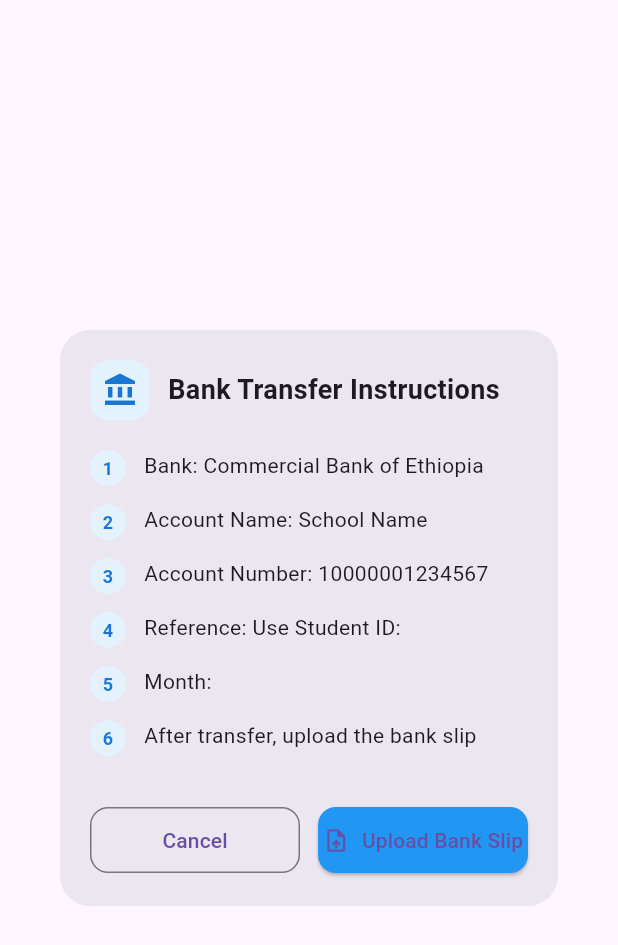
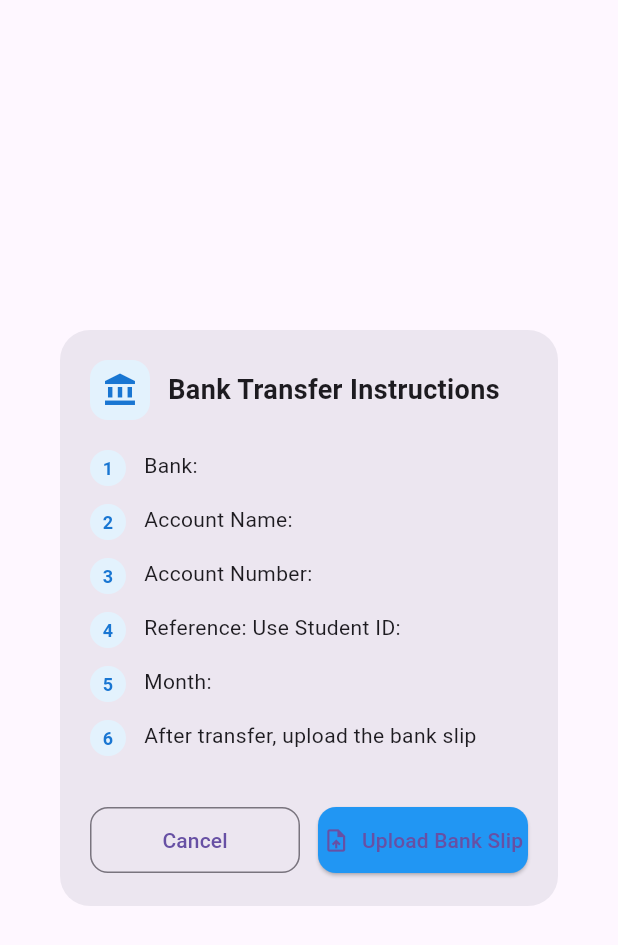
Before and after one commit to robelalex/parent_payment_app, a Flutter app: the BankTransferModal widget shown alone on an empty page, opened directly with empty values, on a phone screen of 412 x 824 dp. Shown: the top 945 px of the screen. Run offline on Flutter 3.47's test engine with Material 3 defaults, Android fonts, the phone set to English and light mode, and no system bars; our stand-ins replace image_picker, shared_preferences; accounts and stored records are empty.

Commit message:
Add bank fields to student model and update bank transfer modal to use dynamic bank details

```diff
--- a/lib/models/student.dart
+++ b/lib/models/student.dart
@@ -10,6 +10,12 @@ class Student {
   final String? parentPhone;
   final double monthlyFee;
 
+  // ✅ NEW: Bank fields from school
+  final String? bankName;
+  final String? bankAccountNumber;
+  final String? bankAccountHolder;
+  final String? schoolName;
+
   Student({
     required this.id,
     required this.studentId,
@@ -20,6 +26,11 @@ class Student {
     this.parentEmail,
     this.parentPhone,
     required this.monthlyFee,
+    // ✅ NEW parameters
+    this.bankName,
+    this.bankAccountNumber,
+    this.bankAccountHolder,
+    this.schoolName,
   });
 
   factory Student.fromJson(Map<String, dynamic> json) {
@@ -43,6 +54,11 @@ class Student {
       parentEmail: json['parent_email'],
       parentPhone: json['parent_phone'],
       monthlyFee: fee,
+      // ✅ NEW: Parse bank fields
+      bankName: json['bank_name'],
+      bankAccountNumber: json['bank_account_number'],
+      bankAccountHolder: json['bank_account_holder'],
+      schoolName: json['school_name'],
     );
   }
 }
--- a/lib/screens/bank_transfer_modal.dart
+++ b/lib/screens/bank_transfer_modal.dart
@@ -43,9 +43,9 @@ class BankTransferModal extends StatelessWidget {
               ],
             ),
             const SizedBox(height: 20),
-            _buildInstructionRow('1', 'Bank: Commercial Bank of Ethiopia'),
-            _buildInstructionRow('2', 'Account Name: School Name'),
-            _buildInstructionRow('3', 'Account Number: 10000001234567'),
+            _buildInstructionRow('1', 'Bank: ${student.bankName ?? "Commercial Bank of Ethiopia"}'),
+            _buildInstructionRow('2', 'Account Name: ${student.bankAccountHolder ?? student.schoolName ?? "School Name"}'),
+            _buildInstructionRow('3', 'Account Number: ${student.bankAccountNumber ?? "Not provided"}'),
             _buildInstructionRow('4', 'Reference: Use Student ID: ${student.studentId}'),
             _buildInstructionRow('5', 'Month: ${payment.monthName}'),
             _buildInstructionRow('6', 'After transfer, upload the bank slip'),
```
